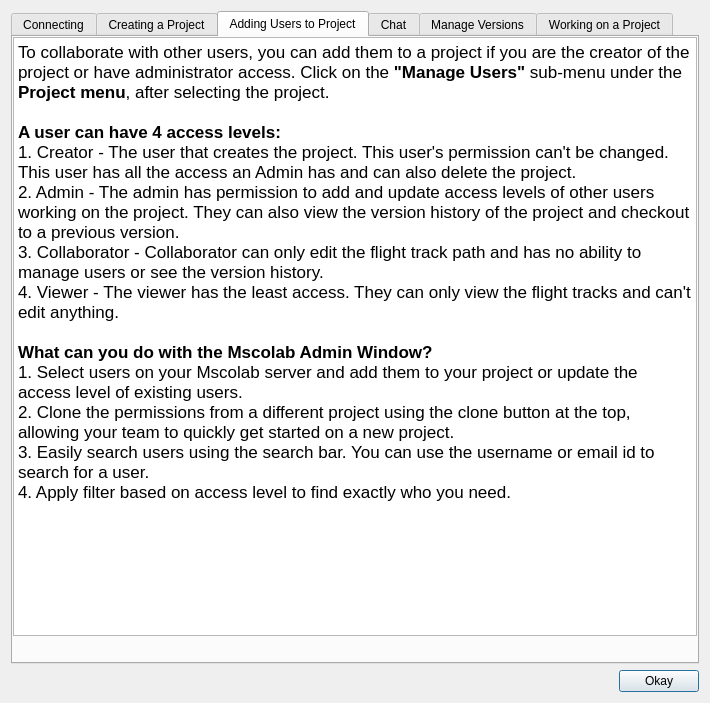
The window that mslib/msui/ui/ui_mscolab_help_dialog.ui (Open-MSS/MSS) describes before a commit, drawn with Qt 5.
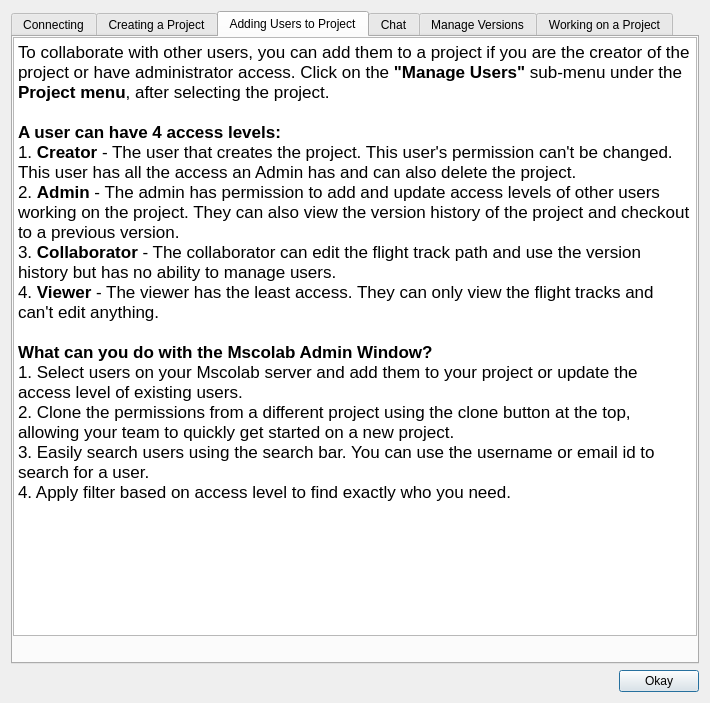
The same window after the commit. The open tabs and pages were chosen to show the change. Icons and pictures are not drawn.

Commit message: updated collaborator description

Patch:
```diff
--- a/mslib/msui/ui/ui_mscolab_help_dialog.ui
+++ b/mslib/msui/ui/ui_mscolab_help_dialog.ui
@@ -389,10 +389,10 @@
 &lt;p style=&quot; margin-top:0px; margin-bottom:0px; margin-left:0px; margin-right:0px; -qt-block-indent:0; text-indent:0px;&quot;&gt;&lt;span style=&quot; font-family:'.SF NS Text';&quot;&gt;To collaborate with other users, you can add them to a project if you are the creator of the project or have administrator access. Click on the &lt;/span&gt;&lt;span style=&quot; font-family:'.SF NS Text'; font-weight:600;&quot;&gt;&amp;quot;Manage Users&amp;quot;&lt;/span&gt;&lt;span style=&quot; font-family:'.SF NS Text';&quot;&gt; sub-menu under the &lt;/span&gt;&lt;span style=&quot; font-family:'.SF NS Text'; font-weight:600;&quot;&gt;Project menu&lt;/span&gt;&lt;span style=&quot; font-family:'.SF NS Text';&quot;&gt;, after selecting the project.&lt;/span&gt;&lt;/p&gt;
 &lt;p style=&quot;-qt-paragraph-type:empty; margin-top:0px; margin-bottom:0px; margin-left:0px; margin-right:0px; -qt-block-indent:0; text-indent:0px; font-family:'.SF NS Text';&quot;&gt;&lt;br /&gt;&lt;/p&gt;
 &lt;p style=&quot; margin-top:0px; margin-bottom:0px; margin-left:0px; margin-right:0px; -qt-block-indent:0; text-indent:0px;&quot;&gt;&lt;span style=&quot; font-family:'.SF NS Text'; font-weight:600;&quot;&gt;A user can have 4 access levels:&lt;/span&gt;&lt;/p&gt;
-&lt;p style=&quot; margin-top:0px; margin-bottom:0px; margin-left:0px; margin-right:0px; -qt-block-indent:0; text-indent:0px;&quot;&gt;&lt;span style=&quot; font-family:'.SF NS Text';&quot;&gt;1. Creator - The user that creates the project. This user's permission can't be changed. This user has all the access an Admin has and can also delete the project.&lt;/span&gt;&lt;/p&gt;
-&lt;p style=&quot; margin-top:0px; margin-bottom:0px; margin-left:0px; margin-right:0px; -qt-block-indent:0; text-indent:0px;&quot;&gt;&lt;span style=&quot; font-family:'.SF NS Text';&quot;&gt;2. Admin - The admin has permission to add and update access levels of other users working on the project. They can also view the version history of the project and checkout to a previous version.&lt;/span&gt;&lt;/p&gt;
-&lt;p style=&quot; margin-top:0px; margin-bottom:0px; margin-left:0px; margin-right:0px; -qt-block-indent:0; text-indent:0px;&quot;&gt;&lt;span style=&quot; font-family:'.SF NS Text';&quot;&gt;3. Collaborator - Collaborator can only edit the flight track path and has no ability to manage users or see the version history.&lt;/span&gt;&lt;/p&gt;
-&lt;p style=&quot; margin-top:0px; margin-bottom:0px; margin-left:0px; margin-right:0px; -qt-block-indent:0; text-indent:0px;&quot;&gt;&lt;span style=&quot; font-family:'.SF NS Text';&quot;&gt;4. Viewer - The viewer has the least access. They can only view the flight tracks and can't edit anything.&lt;/span&gt;&lt;/p&gt;
+&lt;p style=&quot; margin-top:0px; margin-bottom:0px; margin-left:0px; margin-right:0px; -qt-block-indent:0; text-indent:0px;&quot;&gt;&lt;span style=&quot; font-family:'.SF NS Text';&quot;&gt;1. &lt;/span&gt;&lt;span style=&quot; font-family:'.SF NS Text'; font-weight:600;&quot;&gt;Creator&lt;/span&gt;&lt;span style=&quot; font-family:'.SF NS Text';&quot;&gt; - The user that creates the project. This user's permission can't be changed. This user has all the access an Admin has and can also delete the project.&lt;/span&gt;&lt;/p&gt;
+&lt;p style=&quot; margin-top:0px; margin-bottom:0px; margin-left:0px; margin-right:0px; -qt-block-indent:0; text-indent:0px;&quot;&gt;&lt;span style=&quot; font-family:'.SF NS Text';&quot;&gt;2. &lt;/span&gt;&lt;span style=&quot; font-family:'.SF NS Text'; font-weight:600;&quot;&gt;Admin&lt;/span&gt;&lt;span style=&quot; font-family:'.SF NS Text';&quot;&gt; - The admin has permission to add and update access levels of other users working on the project. They can also view the version history of the project and checkout to a previous version.&lt;/span&gt;&lt;/p&gt;
+&lt;p style=&quot; margin-top:0px; margin-bottom:0px; margin-left:0px; margin-right:0px; -qt-block-indent:0; text-indent:0px;&quot;&gt;&lt;span style=&quot; font-family:'.SF NS Text';&quot;&gt;3. &lt;/span&gt;&lt;span style=&quot; font-weight:600;&quot;&gt;Collaborator&lt;/span&gt; - The collaborator can edit the flight track path and use the version history but has no ability to manage users.&lt;/p&gt;
+&lt;p style=&quot; margin-top:0px; margin-bottom:0px; margin-left:0px; margin-right:0px; -qt-block-indent:0; text-indent:0px;&quot;&gt;&lt;span style=&quot; font-family:'.SF NS Text';&quot;&gt;4. &lt;/span&gt;&lt;span style=&quot; font-family:'.SF NS Text'; font-weight:600;&quot;&gt;Viewer&lt;/span&gt;&lt;span style=&quot; font-family:'.SF NS Text';&quot;&gt; - The viewer has the least access. They can only view the flight tracks and can't edit anything.&lt;/span&gt;&lt;/p&gt;
 &lt;p style=&quot;-qt-paragraph-type:empty; margin-top:0px; margin-bottom:0px; margin-left:0px; margin-right:0px; -qt-block-indent:0; text-indent:0px; font-family:'.SF NS Text';&quot;&gt;&lt;br /&gt;&lt;/p&gt;
 &lt;p style=&quot; margin-top:0px; margin-bottom:0px; margin-left:0px; margin-right:0px; -qt-block-indent:0; text-indent:0px;&quot;&gt;&lt;span style=&quot; font-family:'.SF NS Text'; font-weight:600;&quot;&gt;What can you do with the Mscolab Admin Window?&lt;/span&gt;&lt;/p&gt;
 &lt;p style=&quot; margin-top:0px; margin-bottom:0px; margin-left:0px; margin-right:0px; -qt-block-indent:0; text-indent:0px;&quot;&gt;&lt;span style=&quot; font-family:'.SF NS Text';&quot;&gt;1. Select users on your Mscolab server and add them to your project or update the access level of existing users.&lt;/span&gt;&lt;/p&gt;
```
The commit also changes 1 other file.
